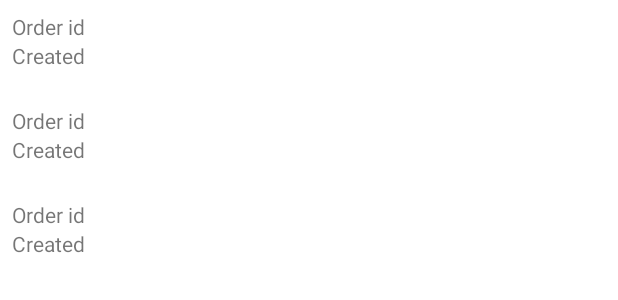
After one commit to pawinee25/Raansalatpak, an Android app: the layout activity_order.xml on its own in the app's theme, with its tools: preview values and no code run, on a phone screen of 412 x 824 dp. The commit adds this screen. Shown: the top 300 px of the screen. Run offline under Robolectric (Android 15) with nearby library versions, the phone set to English and light mode, and no system bars.

Commit message:
fetch food order all by my order

```diff
--- a/app/src/main/AndroidManifest.xml
+++ b/app/src/main/AndroidManifest.xml
@@ -11,7 +11,8 @@
         android:roundIcon="@mipmap/ic_launcher_round"
         android:supportsRtl="true"
         android:theme="@style/Theme.Raansalatpak">
-        <activity android:name=".CartActivity"></activity>
+        <activity android:name=".OrderActivity" />
+        <activity android:name=".CartActivity" />
         <activity android:name=".YunActivity" />
         <activity android:name=".ShopInformationActivity" />
         <activity android:name=".UserInfoActivity">
--- a/app/src/main/java/com/example/raansalatpak/ConnectDB.java
+++ b/app/src/main/java/com/example/raansalatpak/ConnectDB.java
@@ -5,7 +5,7 @@ import com.adedom.library.Dru;
 import java.sql.Connection;
 
 public class ConnectDB {
-    public static String BASE_URL = "172.16.75.125";
+    public static String BASE_URL = "172.20.10.8";
    // 172.16.75.125 192.168.1.13
     public static String BASE_IMAGE = "http://" + BASE_URL + "/ics/images/";
 
--- /dev/null
+++ b/app/src/main/res/layout/activity_order.xml
@@ -0,0 +1,14 @@
+<?xml version="1.0" encoding="utf-8"?>
+<androidx.constraintlayout.widget.ConstraintLayout xmlns:android="http://schemas.android.com/apk/res/android"
+    xmlns:tools="http://schemas.android.com/tools"
+    android:layout_width="match_parent"
+    android:layout_height="match_parent"
+    tools:context=".OrderActivity">
+
+    <androidx.recyclerview.widget.RecyclerView
+        android:id="@+id/recyclerView"
+        android:layout_width="match_parent"
+        android:layout_height="match_parent"
+        tools:listitem="@layout/item_order" />
+
+</androidx.constraintlayout.widget.ConstraintLayout>
--- /dev/null
+++ b/app/src/main/res/layout/item_order.xml
@@ -0,0 +1,30 @@
+<?xml version="1.0" encoding="utf-8"?>
+<androidx.constraintlayout.widget.ConstraintLayout xmlns:android="http://schemas.android.com/apk/res/android"
+    xmlns:app="http://schemas.android.com/apk/res-auto"
+    android:id="@+id/rootLayout"
+    android:layout_width="match_parent"
+    android:layout_height="wrap_content"
+    android:layout_marginBottom="8dp"
+    android:padding="8dp">
+
+    <TextView
+        android:id="@+id/tvOrderId"
+        android:layout_width="0dp"
+        android:layout_height="wrap_content"
+        android:text="Order id"
+        app:layout_constraintBottom_toTopOf="@+id/tvCreated"
+        app:layout_constraintEnd_toEndOf="parent"
+        app:layout_constraintStart_toStartOf="parent"
+        app:layout_constraintTop_toTopOf="parent" />
+
+    <TextView
+        android:id="@+id/tvCreated"
+        android:layout_width="0dp"
+        android:layout_height="wrap_content"
+        android:text="Created"
+        app:layout_constraintBottom_toBottomOf="parent"
+        app:layout_constraintEnd_toEndOf="parent"
+        app:layout_constraintStart_toStartOf="parent"
+        app:layout_constraintTop_toBottomOf="@+id/tvOrder" />
+
+</androidx.constraintlayout.widget.ConstraintLayout>
```
Also changed, not shown: app/src/main/java/com/example/raansalatpak/MainActivity.java (+4 -3 lines), app/src/main/java/com/example/raansalatpak/Model/Order.java (+26 -78 lines), app/src/main/java/com/example/raansalatpak/OrderActivity.java (added, +120 -0 lines).
